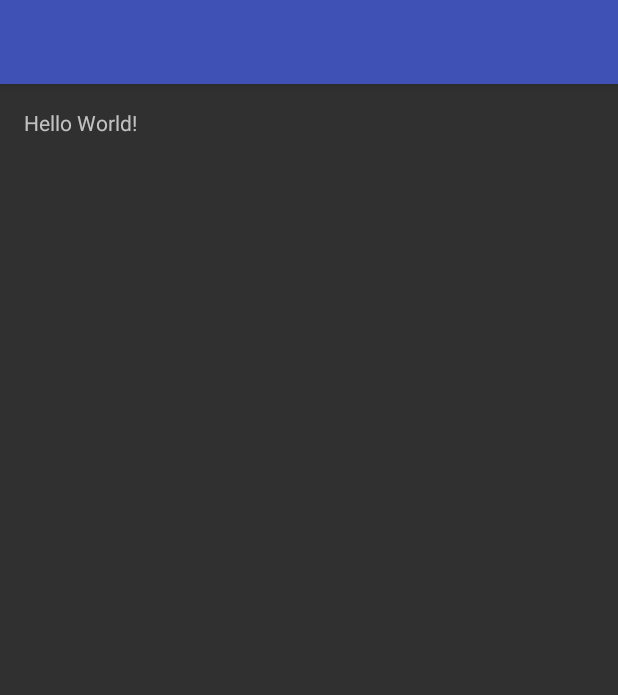
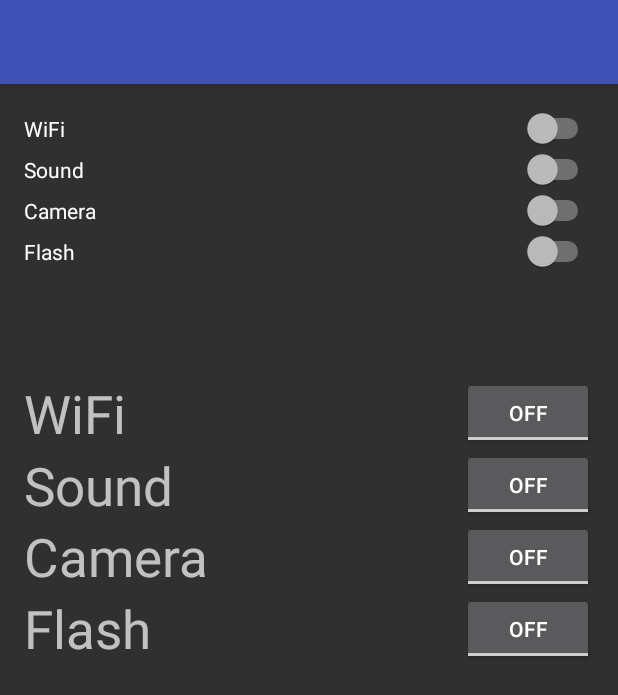
Before and after one commit to jooey247/BeaconSecurityProj, an Android app: the layout app_bar_main.xml on its own in the app's theme, with its tools: preview values and no code run, on a phone screen of 412 x 824 dp. Shown: the top 695 px of the screen. Run offline under Robolectric (Android 15) with nearby library versions, the phone set to English and light mode, and no system bars.

Commit message:
layout_0727

```diff
--- a/app/src/main/res/layout/app_bar_main.xml
+++ b/app/src/main/res/layout/app_bar_main.xml
@@ -2,16 +2,25 @@
 <android.support.design.widget.CoordinatorLayout
     xmlns:android="http://schemas.android.com/apk/res/android"
     xmlns:app="http://schemas.android.com/apk/res-auto"
-    xmlns:tools="http://schemas.android.com/tools" android:layout_width="match_parent"
-    android:layout_height="match_parent" android:fitsSystemWindows="true"
+    xmlns:tools="http://schemas.android.com/tools"
+    android:layout_width="match_parent"
+    android:layout_height="match_parent"
+    android:fitsSystemWindows="true"
     tools:context=".MainActivity">
 
-    <android.support.design.widget.AppBarLayout android:layout_height="wrap_content"
-        android:layout_width="match_parent" android:theme="@style/AppTheme.AppBarOverlay">
+    <android.support.design.widget.AppBarLayout
+        android:layout_height="wrap_content"
+        android:layout_width="match_parent"
+        android:theme="@style/AppTheme.AppBarOverlay">
 
-        <android.support.v7.widget.Toolbar android:id="@+id/toolbar"
-            android:layout_width="match_parent" android:layout_height="?attr/actionBarSize"
-            android:background="?attr/colorPrimary" app:popupTheme="@style/AppTheme.PopupOverlay" />
+        <android.support.v7.widget.Toolbar
+            xmlns:android="http://schemas.android.com/apk/res/android"
+            android:id="@+id/toolbar"
+            android:layout_width="match_parent"
+            android:minHeight="?attr/actionBarSize"
+            android:background="?attr/colorPrimary"
+            app:popupTheme="@style/AppTheme.PopupOverlay"
+            android:layout_height="match_parent" />
 
     </android.support.design.widget.AppBarLayout>
 
--- a/app/src/main/res/layout/content_main.xml
+++ b/app/src/main/res/layout/content_main.xml
@@ -9,6 +9,122 @@
     app:layout_behavior="@string/appbar_scrolling_view_behavior" tools:showIn="@layout/app_bar_main"
     tools:context=".MainActivity">
 
-    <TextView android:text="Hello World!" android:layout_width="wrap_content"
-        android:layout_height="wrap_content" />
+    <Switch
+        android:layout_width="match_parent"
+        android:layout_height="wrap_content"
+        android:id="@+id/wifi_s"
+        android:checked="false"
+        android:layout_alignStart="@+id/flash_s"
+        android:text="WiFi "
+        android:layout_gravity="right" />
+
+    <Switch
+        android:layout_width="match_parent"
+        android:layout_height="wrap_content"
+        android:id="@+id/sound_s"
+        android:checked="false"
+        android:layout_below="@+id/wifi_s"
+        android:layout_alignStart="@+id/wifi_s"
+        android:layout_gravity="center|right"
+        android:text="Sound " />
+
+    <Switch
+        android:layout_width="match_parent"
+        android:layout_height="wrap_content"
+        android:id="@+id/camera_s"
+        android:checked="false"
+        android:layout_below="@+id/sound_s"
+        android:layout_alignStart="@+id/sound_s"
+        android:layout_gravity="center|right"
+        android:text="Camera " />
+
+    <Switch
+        android:layout_width="match_parent"
+        android:layout_height="wrap_content"
+        android:id="@+id/flash_s"
+        android:checked="false"
+        android:layout_gravity="center|right"
+        android:text="Flash "
+        android:layout_below="@+id/camera_s"
+        android:layout_alignParentEnd="true" />
+
+    <ToggleButton
+        android:layout_width="wrap_content"
+        android:layout_height="wrap_content"
+        android:text="New ToggleButton"
+        android:id="@+id/toggleButton"
+        android:layout_marginTop="70dp"
+        android:checked="false"
+        android:layout_gravity="right|center"
+        android:layout_below="@+id/flash_s"
+        android:layout_alignParentEnd="true"
+        android:textOn="ON"
+        android:textOff="OFF"/>
+
+    <ToggleButton
+        android:layout_width="wrap_content"
+        android:layout_height="wrap_content"
+        android:text="New ToggleButton"
+        android:id="@+id/toggleButton2"
+        android:layout_below="@+id/toggleButton"
+        android:layout_alignParentEnd="true"
+        android:textOn="ON"
+        android:textOff="OFF"/>
+
+    <ToggleButton
+        android:layout_width="wrap_content"
+        android:layout_height="wrap_content"
+        android:text="New ToggleButton"
+        android:id="@+id/toggleButton3"
+        android:layout_below="@+id/toggleButton2"
+        android:layout_alignParentEnd="true"
+        android:textOn="ON"
+        android:textOff="OFF"/>
+
+    <ToggleButton
+        android:layout_width="wrap_content"
+        android:layout_height="wrap_content"
+        android:text="New ToggleButton"
+        android:id="@+id/toggleButton4"
+        android:layout_below="@+id/toggleButton3"
+        android:layout_alignParentEnd="true"
+        android:textOn="ON"
+        android:textOff="OFF"/>
+
+    <TextView
+        android:layout_width="wrap_content"
+        android:layout_height="wrap_content"
+        android:text="WiFi"
+        android:id="@+id/textView2"
+        android:textSize="35dp"
+        android:layout_above="@+id/toggleButton2"
+        android:layout_alignParentStart="true" />
+
+    <TextView
+        android:layout_width="wrap_content"
+        android:layout_height="wrap_content"
+        android:text="Sound"
+        android:id="@+id/textView3"
+        android:textSize="35dp"
+        android:layout_alignBottom="@+id/toggleButton2"
+        android:layout_alignParentStart="true" />
+
+    <TextView
+        android:layout_width="wrap_content"
+        android:layout_height="wrap_content"
+        android:text="Camera"
+        android:id="@+id/textView4"
+        android:textSize="35dp"
+        android:layout_below="@+id/textView3"
+        android:layout_alignParentStart="true" />
+
+    <TextView
+        android:layout_width="wrap_content"
+        android:layout_height="wrap_content"
+        android:text="Flash"
+        android:id="@+id/textView5"
+        android:textSize="35dp"
+        android:layout_below="@+id/toggleButton3"
+        android:layout_alignParentStart="true" />
+
 </RelativeLayout>
--- a/app/src/main/res/values/styles.xml
+++ b/app/src/main/res/values/styles.xml
@@ -8,10 +8,7 @@
         <item name="colorPrimaryDark">@color/colorPrimaryDark</item>
         <item name="colorAccent">@color/colorAccent</item>
     </style>
-    <style name="AppTheme.NoActionBar">
-        <item name="windowActionBar">false</item>
-        <item name="windowNoTitle">true</item>
-    </style>
+
     <style name="AppTheme.AppBarOverlay" parent="ThemeOverlay.AppCompat.Dark.ActionBar" />
     <style name="AppTheme.PopupOverlay" parent="ThemeOverlay.AppCompat.Light" />
 
```
Also changed, not shown: 2 other files.
